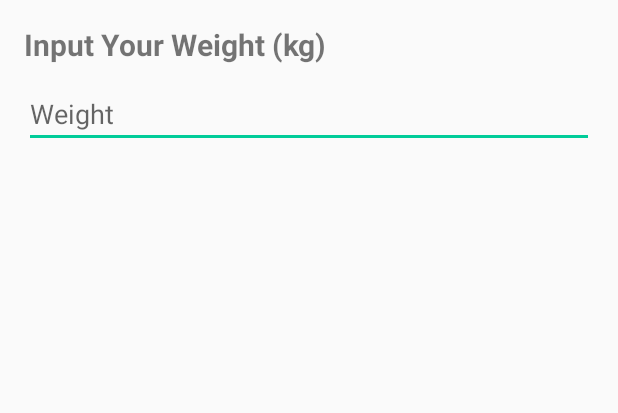
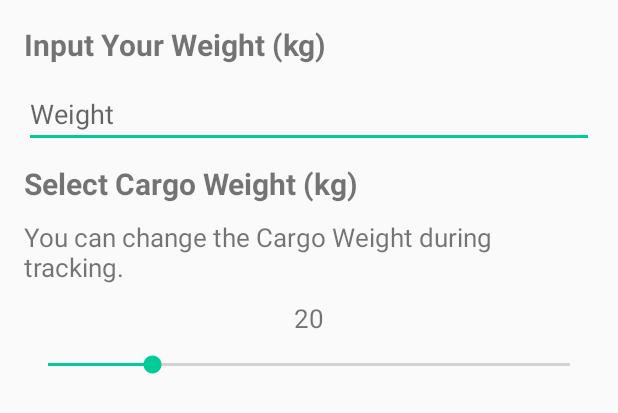
Before and after one commit to deajakovl12/CalorieTrek, an Android app: the layout dialog_weight_layout.xml on its own in the app's theme, with its tools: preview values and no code run, on a phone screen of 412 x 824 dp. Shown: the top 413 px of the screen. Run offline under Robolectric (Android 15) with nearby library versions, the phone set to English and light mode, and no system bars.

Commit message:
Napravljeni su dialozi prema dizajnu koji se prikazuju korisniku prilikom svake prijave. U controller je prebačen rad s bazom u dialogu za promjenu težine korisnika.

```diff
--- /dev/null
+++ b/app/src/main/java/foi/hr/calorietrek/dialog/dialog_input_weight/view/IDialogInputWeight.java
@@ -0,0 +1,6 @@
+package foi.hr.calorietrek.dialog.dialog_input_weight.view;
+
+
+public interface IDialogInputWeight {
+    DialogInputWeight dialogInputWeight = new DialogInputWeight();
+}
--- /dev/null
+++ b/app/src/main/java/foi/hr/calorietrek/dialog/dialog_welcome/IDialogWelcome.java
@@ -0,0 +1,6 @@
+package foi.hr.calorietrek.dialog.dialog_welcome;
+
+
+public interface IDialogWelcome {
+    DialogWelcome dialogWelcome = new DialogWelcome();
+}
--- a/app/src/main/java/foi/hr/calorietrek/ui/profile/view/ProfileActivity.java
+++ b/app/src/main/java/foi/hr/calorietrek/ui/profile/view/ProfileActivity.java
@@ -113,11 +113,11 @@ public class ProfileActivity extends AppCompatActivity implements GoogleApiClien
     private void changeWeight(String newWeight) {
         boolean isUpdated = instance.updateWeight(CurrentUser.personName, newWeight);
         if (isUpdated == true){
-            Toast.makeText(getApplicationContext(), "Weight updated!", Toast.LENGTH_SHORT).show();
+            Toast.makeText(getApplicationContext(), R.string.weight_updated, Toast.LENGTH_SHORT).show();
             instance.updateWeight(CurrentUser.personName, newWeight);
         }
         else{
-            Toast.makeText(getApplicationContext(), "Error", Toast.LENGTH_SHORT).show();
+            Toast.makeText(getApplicationContext(), R.string.weight_not_updated, Toast.LENGTH_SHORT).show();
         }
     }
 
@@ -223,7 +223,6 @@ public class ProfileActivity extends AppCompatActivity implements GoogleApiClien
     public boolean onOptionsItemSelected(MenuItem item) {
         if(item.getItemId() == android.R.id.home){
             Intent intent = new Intent(ProfileActivity.this, TrainingActivity.class);
-            //intent.addFlags(Intent.FLAG_ACTIVITY_CLEAR_TOP | Intent.FLAG_ACTIVITY_CLEAR_TASK | Intent.FLAG_ACTIVITY_NEW_TASK);
             startActivity(intent);
         }
 
--- a/app/src/main/res/layout/dialog_weight_layout.xml
+++ b/app/src/main/res/layout/dialog_weight_layout.xml
@@ -7,16 +7,52 @@
         android:id="@+id/txtInputWeight"
         android:layout_width="match_parent"
         android:layout_height="wrap_content"
-        android:text="Input Your Weight (kg)"
-        android:textSize="20dp"
+        android:text="@string/input_your_weight"
+        android:textSize="@dimen/textsize_input_weight_large"
         android:textStyle="bold"
-        android:layout_marginBottom="10dp"/>
+        android:layout_marginBottom="@dimen/dialog_margin_bottom"/>
     <EditText
         android:id="@+id/inputWeight"
         android:layout_width="match_parent"
         android:layout_height="wrap_content"
-        android:hint="Weight"
+        android:hint="@string/hint_weight"
+        android:inputType="number"
         android:layout_below="@+id/txtInputWeight"
+        android:layout_alignParentStart="true"
+        android:layout_marginBottom="@dimen/dialog_margin_bottom"/>
+
+    <TextView
+        android:id="@+id/txtSelectCargo"
+        android:layout_width="match_parent"
+        android:layout_height="wrap_content"
+        android:text="@string/select_cargo"
+        android:textSize="@dimen/textsize_input_weight_large"
+        android:textStyle="bold"
+        android:layout_below="@+id/inputWeight"
+        android:layout_marginBottom="@dimen/dialog_margin_bottom"/>
+    <TextView
+        android:id="@+id/txtMessageCargo"
+        android:layout_width="match_parent"
+        android:layout_height="wrap_content"
+        android:text="@string/cargo_weight_message"
+        android:textSize="@dimen/fontsize_dialog_message"
+        android:layout_marginBottom="@dimen/dialog_margin_bottom"
+        android:layout_below="@+id/txtSelectCargo"
         android:layout_alignParentStart="true" />
+    <TextView
+        android:id="@+id/txtCargoProgress"
+        android:layout_width="match_parent"
+        android:layout_height="wrap_content"
+        android:text="@string/current_cargo"
+        android:textSize="@dimen/fontsize_dialog_message"
+        android:layout_marginBottom="@dimen/dialog_margin_bottom"
+        android:layout_below="@+id/txtMessageCargo"
+        android:gravity="center"/>
+    <SeekBar
+        android:id="@+id/seekbarCargo"
+        android:layout_width="match_parent"
+        android:layout_height="wrap_content"
+        android:layout_below="@+id/txtCargoProgress"
+        android:progress="@string/current_cargo"/>
 
 </RelativeLayout>
--- a/app/src/main/res/values/dimens.xml
+++ b/app/src/main/res/values/dimens.xml
@@ -45,7 +45,12 @@
 
     <dimen name="margin_bottom_elements">15dp</dimen>
     <dimen name="padding_screen">10dp</dimen>
-
+    <dimen name="img_welcome_height">130dp</dimen>
+    <dimen name="padding_welcome_dialog">20dp</dimen>
+    <dimen name="fontsize_dialog_welcome">25sp</dimen>
+    <dimen name="fontsize_dialog_message">17sp</dimen>
+    <dimen name="textsize_input_weight_large">20sp</dimen>
+    <dimen name="dialog_margin_bottom">10dp</dimen>
 
 
 </resources>
--- a/app/src/main/res/values/strings.xml
+++ b/app/src/main/res/values/strings.xml
@@ -24,4 +24,15 @@
     <string name="facebook">Facebook</string>
     <string name="dialog_welcome">Welcome!</string>
     <string name="dialog_message">CalorieTrek calculates only the calories that you burn doing physical, non-sedentary, activity. This does not include your resting calories, also known as your Resting Metabolic Rate (RMR).</string>
+    <string name="new_user_inserted">New user inserted</string>
+    <string name="existing_user">Existing user</string>
+    <string name="cargo_weight_message">You can change the Cargo Weight during tracking.</string>
+    <string name="select_cargo">Select Cargo Weight (kg)</string>
+    <string name="current_cargo">20</string>
+    <string name="hint_weight">Weight</string>
+    <string name="weight_updated">Weight updated!</string>
+    <string name="weight_not_updated">Weight not updated!</string>
+    <string name="saved">Saved</string>
+    <string name="not_saved">Not saved</string>
+    <string name="input_your_weight">Input Your Weight (kg)</string>
 </resources>
```
Also changed, not shown: app/src/main/java/foi/hr/calorietrek/dialog/DialogInputWeight.java (deleted, +0 -70 lines), app/src/main/java/foi/hr/calorietrek/dialog/dialog_input_weight/controller/DialogInputController.java (added, +20 -0 lines), app/src/main/java/foi/hr/calorietrek/dialog/dialog_input_weight/controller/IDialogInputControler.java (added, +10 -0 lines), app/src/main/java/foi/hr/calorietrek/dialog/dialog_input_weight/view/DialogInputWeight.java (added, +119 -0 lines), app/src/main/java/foi/hr/calorietrek/dialog/dialog_welcome/DialogWelcome.java (added, +37 -0 lines), app/src/main/java/foi/hr/calorietrek/ui/login/view/LoginActivity.java (+4 -15 lines), app/src/main/java/foi/hr/calorietrek/ui/training/view/TrainingActivity.java (+23 -30 lines), app/src/main/res/layout/dialog_welcome_layout.xml (added, +37 -0 lines).
